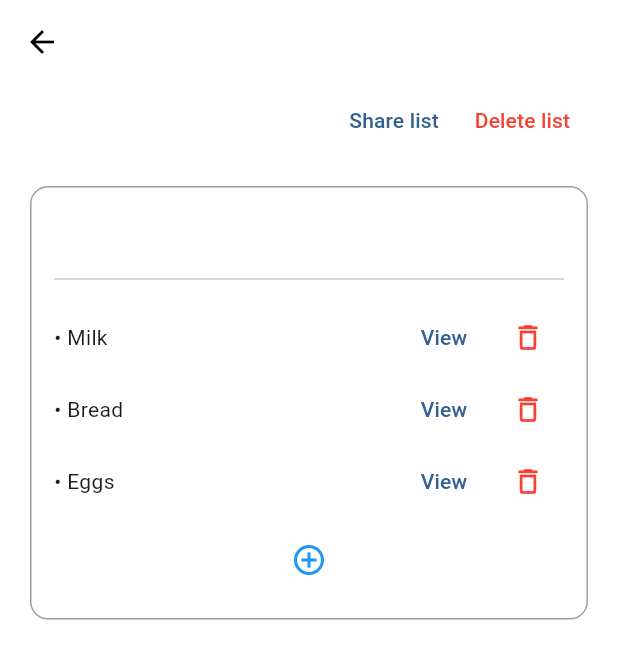
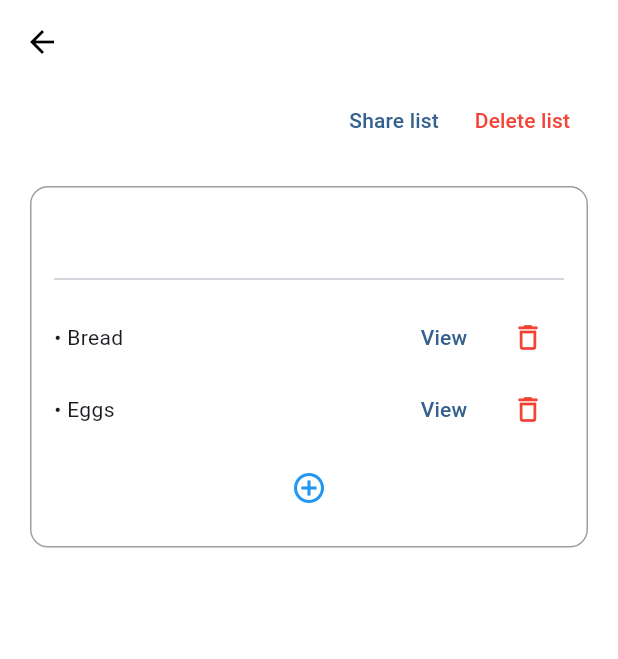
Before and after one commit to alexlucaslopes/CSEN-268-Team-6-Final-Project, a Flutter app: the ListDetailsScreen screen opened directly with empty values, after a tap on the "delete outline" icon, on a phone screen of 412 x 824 dp. Shown: the top 659 px of the screen. Run offline on Flutter 3.47's test engine with Material 3 defaults, Android fonts, the phone set to English and light mode, and no system bars; our stand-ins replace flutter_bloc, go_router, sensors_plus.

Commit message:
Added shake to clear list sensor functionality in list_details.dart

```diff
--- a/easy_list/lib/features/list/list_details.dart
+++ b/easy_list/lib/features/list/list_details.dart
@@ -1,12 +1,73 @@
+import 'dart:async'; // StreamSubscription
+import 'dart:math';  // Calculate shake amount
 import 'package:flutter/material.dart';
 import 'package:go_router/go_router.dart';
+import 'package:sensors_plus/sensors_plus.dart'; // Sensor package
 
-class ListDetailsScreen extends StatelessWidget {
+class ListDetailsScreen extends StatefulWidget {
   final String listName;
 
   const ListDetailsScreen({super.key, required this.listName});
 
-  // Share dialog
+  @override
+  State<ListDetailsScreen> createState() => _ListDetailsScreenState();
+}
+
+class _ListDetailsScreenState extends State<ListDetailsScreen> {
+  List<Map<String, String>> items = [
+    {'name': 'Milk', 'description': 'Get 2% milk.'},
+    {'name': 'Bread', 'description': 'Whole wheat.'},
+    {'name': 'Eggs', 'description': 'A dozen, free-range.'},
+  ];
+
+  StreamSubscription? _accelerometerSubscription;
+  DateTime? _lastShakeTime;
+
+  @override
+  void initState() {
+    super.initState();
+    _startListeningToShake();
+  }
+
+  @override
+  void dispose() {
+    _accelerometerSubscription?.cancel();
+    super.dispose();
+  }
+
+  void _startListeningToShake() {
+    // Listen to accelerometer events
+    _accelerometerSubscription = accelerometerEventStream().listen((event) {
+      double acceleration = sqrt(event.x * event.x + event.y * event.y + event.z * event.z);
+
+      if (acceleration > 25) {
+        final now = DateTime.now();
+        // Simple debounce to prevent triggering 10 times in 1 second
+        if (_lastShakeTime == null ||
+            now.difference(_lastShakeTime!) > const Duration(seconds: 1)) {
+          _lastShakeTime = now;
+          _clearList();
+        }
+      }
+    });
+  }
+
+  void _clearList() {
+    if (items.isNotEmpty) {
+      setState(() {
+        items.clear();
+      });
+
+      // Optional: Give user feedback
+      ScaffoldMessenger.of(context).showSnackBar(
+        const SnackBar(
+          content: Text("List cleared by shaking!"),
+          duration: Duration(seconds: 1),
+        ),
+      );
+    }
+  }
+
   void _showShareDialog(BuildContext context) {
     showDialog(
       context: context,
@@ -17,7 +78,6 @@ class ListDetailsScreen extends StatelessWidget {
           content: Column(
             mainAxisSize: MainAxisSize.min,
             children: [
-              // Username input
               Container(
                 color: const Color(0xFFBBDEFB),
                 padding: const EdgeInsets.symmetric(horizontal: 10.0),
@@ -29,12 +89,9 @@ class ListDetailsScreen extends StatelessWidget {
                 ),
               ),
               const SizedBox(height: 24),
-
-              // Dialog actions
               Row(
                 mainAxisAlignment: MainAxisAlignment.end,
                 children: [
-                  // Cancel button
                   ElevatedButton(
                     style: ElevatedButton.styleFrom(
                       backgroundColor: Colors.redAccent,
@@ -44,13 +101,12 @@ class ListDetailsScreen extends StatelessWidget {
                     child: const Text('Cancel'),
                   ),
                   const SizedBox(width: 10),
-                  // Invite button
                   ElevatedButton(
                     style: ElevatedButton.styleFrom(
                       backgroundColor: Colors.green,
                       foregroundColor: Colors.white,
                     ),
-                    onPressed: () {}, // Does nothing RN
+                    onPressed: () {},
                     child: const Text('Invite'),
                   ),
                 ],
@@ -62,7 +118,6 @@ class ListDetailsScreen extends StatelessWidget {
     );
   }
 
-  // overlay for viewing item's details
   void _showViewItemDialog(BuildContext context, Map<String, String> item) {
     showDialog(
       context: context,
@@ -73,7 +128,6 @@ class ListDetailsScreen extends StatelessWidget {
           content: Column(
             mainAxisSize: MainAxisSize.min,
             children: [
-              //  container with item info
               Container(
                 width: double.infinity,
                 padding: const EdgeInsets.all(15.0),
@@ -91,8 +145,6 @@ class ListDetailsScreen extends StatelessWidget {
                 ),
               ),
               const SizedBox(height: 24),
-
-              // Dialog actions
               Row(
                 mainAxisAlignment: MainAxisAlignment.end,
                 children: [
@@ -102,7 +154,7 @@ class ListDetailsScreen extends StatelessWidget {
                   ),
                   const SizedBox(width: 10),
                   ElevatedButton(
-                    onPressed: () {}, // Does nothing right now
+                    onPressed: () {},
                     child: const Text('Confirm Edit'),
                   ),
                 ],
@@ -114,20 +166,11 @@ class ListDetailsScreen extends StatelessWidget {
     );
   }
 
-
   @override
   Widget build(BuildContext context) {
-    //example data
-    final List<Map<String, String>> items = [
-      {'name': 'Milk', 'description': 'Get 2% milk.'},
-      {'name': 'Bread', 'description': 'Whole wheat.'},
-      {'name': 'Eggs', 'description': 'A dozen, free-range.'},
-    ];
-
     return Scaffold(
       backgroundColor: Colors.white,
       appBar: AppBar(
-        // Back button
         leading: IconButton(
           icon: const Icon(Icons.arrow_back, color: Colors.black),
           onPressed: () => context.pop(),
@@ -148,7 +191,7 @@ class ListDetailsScreen extends StatelessWidget {
                   child: const Text('Share list'),
                 ),
                 TextButton(
-                  onPressed: () {}, // Does nothing right now
+                  onPressed: () {},
                   child: const Text('Delete list', style: TextStyle(color: Colors.red)),
                 ),
               ],
@@ -167,26 +210,33 @@ class ListDetailsScreen extends StatelessWidget {
                 children: [
                   // Header
                   Text(
-                    listName,
+                    widget.listName, // Use widget.listName because we are in State class
                     style: const TextStyle(fontSize: 22.0, fontWeight: FontWeight.bold),
                   ),
                   const Divider(height: 30.0),
 
-                  // real list of items
-                  Column(
+                  // Real list of items
+                  // We check if items is empty to show a placeholder or the list
+                  items.isEmpty
+                  ? const Padding(
+                      padding: EdgeInsets.all(20.0),
+                      child: Center(child: Text("List cleared! Shake to clear again?")),
+                    )
+                  : Column(
                     children: items.map((item) {
                       return Row(
                         children: [
-                          // Item name
                           Expanded(child: Text('• ${item['name']}')),
-                          // View
                           TextButton(
                             onPressed: () => _showViewItemDialog(context, item),
                             child: const Text('View'),
                           ),
-                          // Delete
                           IconButton(
-                            onPressed: () {}, // Does nothing right now
+                            onPressed: () {
+                              setState(() {
+                                items.remove(item);
+                              });
+                            },
                             icon: const Icon(Icons.delete_outline, color: Colors.red, size: 22),
                           ),
                         ],
@@ -200,7 +250,9 @@ class ListDetailsScreen extends StatelessWidget {
                   Align(
                     alignment: Alignment.center,
                     child: IconButton(
-                      onPressed: () {}, // Does nothing right now
+                      onPressed: () {
+                        // Logic to add item
+                      },
                       icon: const Icon(Icons.add_circle_outline, color: Colors.blue),
                     ),
                   ),
@@ -212,5 +264,4 @@ class ListDetailsScreen extends StatelessWidget {
       ),
     );
   }
-
 }
```
